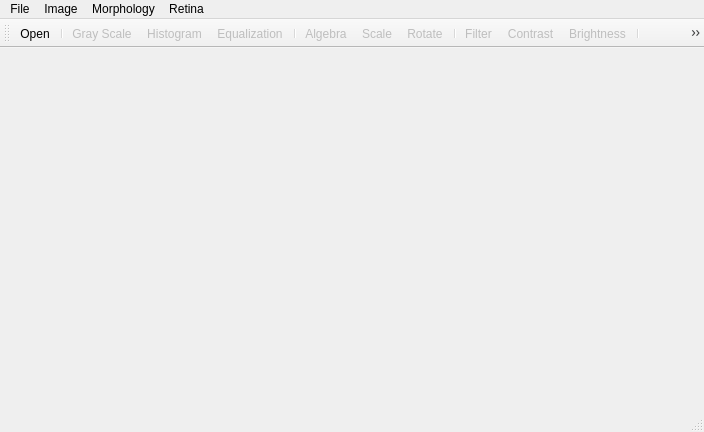
First picture: the form in src/MainWindow.ui, repository Ovilia/PIP, before the edit.
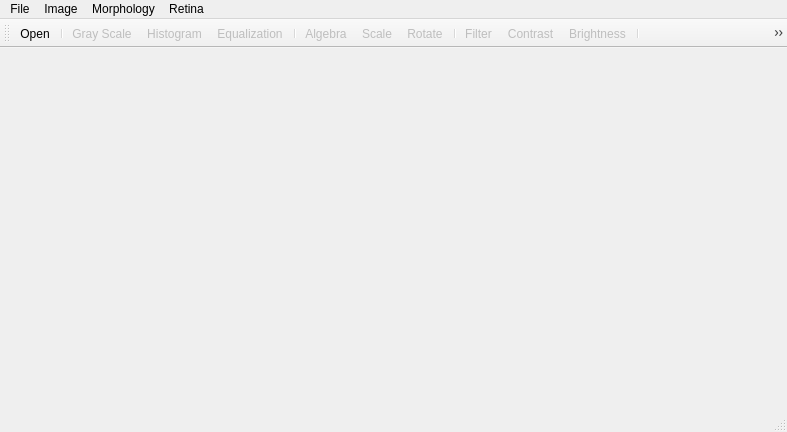
Second picture: the form after the edit. Icons and pictures are not drawn.

```diff
--- a/src/MainWindow.ui
+++ b/src/MainWindow.ui
@@ -9,7 +9,7 @@
    <rect>
     <x>0</x>
     <y>0</y>
-    <width>704</width>
+    <width>787</width>
     <height>432</height>
    </rect>
   </property>
@@ -34,7 +34,7 @@
     <rect>
      <x>0</x>
      <y>0</y>
-     <width>704</width>
+     <width>787</width>
      <height>23</height>
     </rect>
    </property>
@@ -97,6 +97,7 @@
    <addaction name="menuMorphology"/>
    <addaction name="menuRetina"/>
   </widget>
+  <widget class="QStatusBar" name="statusBar"/>
   <widget class="QToolBar" name="mainToolBar">
    <property name="enabled">
     <bool>true</bool>
@@ -129,10 +130,7 @@
    <addaction name="actionInternal"/>
    <addaction name="actionExternal"/>
    <addaction name="actionBinRecons"/>
-   <addaction name="separator"/>
-   <addaction name="actionProcess"/>
   </widget>
-  <widget class="QStatusBar" name="statusBar"/>
   <action name="actionOpen">
    <property name="icon">
     <iconset resource="resource.qrc">
@@ -353,7 +351,7 @@
     <bool>false</bool>
    </property>
    <property name="text">
-    <string>Process</string>
+    <string>Auto Process</string>
    </property>
   </action>
   <action name="actionBinRecons">
```
Left out of the diff: 22 changed lines with no effect on the pictures.
